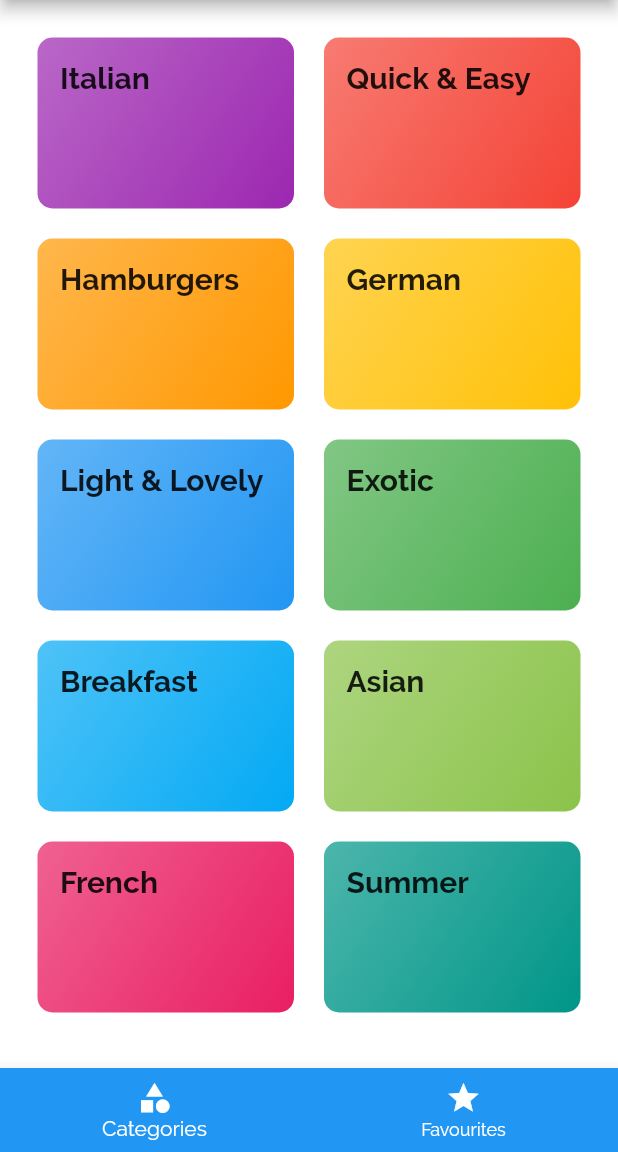
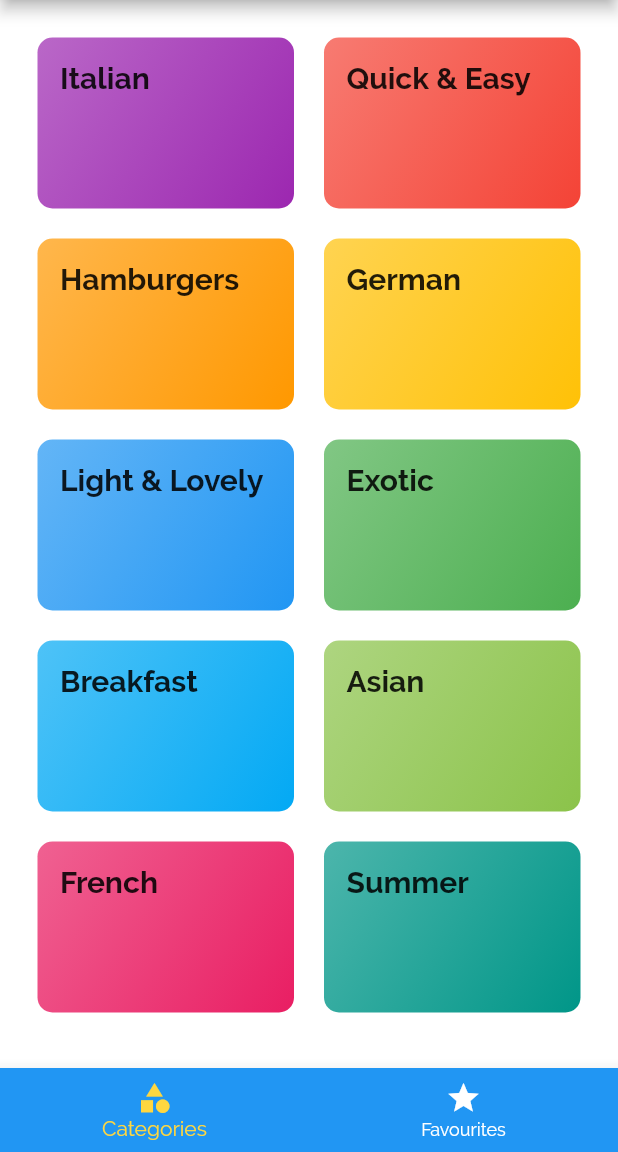
Before and after one commit to harel-tussi/Flutter-Meals-App, a Flutter app: the screen it shows after launch, on a phone screen of 412 x 824 dp, the part 84-1236 px from its top. Run offline on Flutter 3.47's test engine with Material 2 defaults, Android fonts, the phone set to English and light mode, and no system bars.

```diff
--- a/lib/main.dart
+++ b/lib/main.dart
@@ -83,7 +83,7 @@ class _MyAppState extends State<MyApp> {
       },
       theme: ThemeData(
         primarySwatch: Colors.blue,
-        accentColor: Colors.white,
+        accentColor: Colors.amberAccent,
         canvasColor: Colors.white,
         fontFamily: 'Raleway',
         textTheme: ThemeData.light().textTheme.copyWith(
```
Also changed, not shown: assets/images/1.png (added), assets/images/2.png (added), assets/images/3.png (added), assets/images/4.png (added), assets/images/5.png (added).
